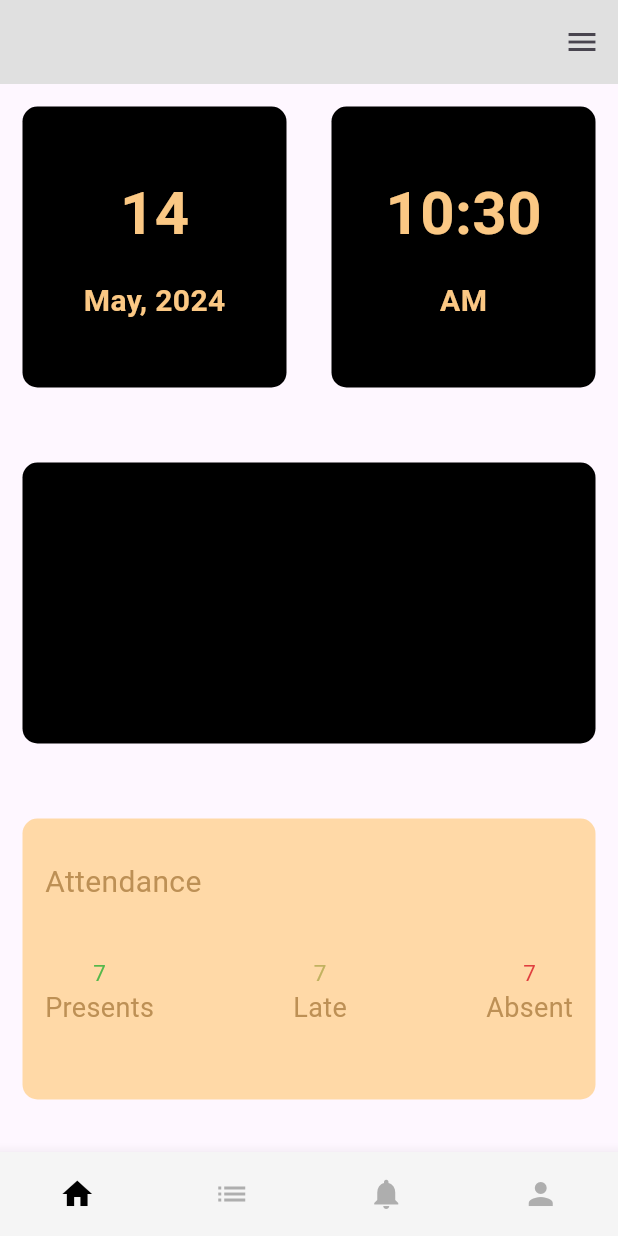
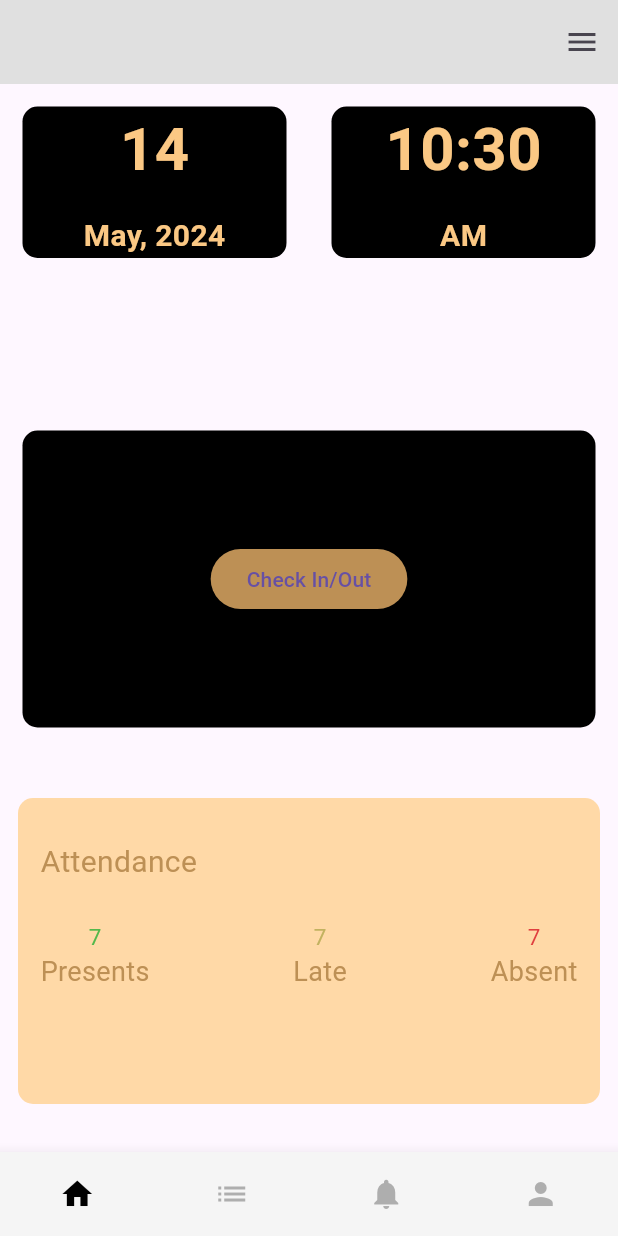
Before and after one commit to Amati98/2024-final-Attendance-project, a Flutter app: the screen it shows after launch, on a phone screen of 412 x 824 dp. Run offline on Flutter 3.47's test engine with Material 3 defaults, Android fonts, the phone set to English and light mode, and no system bars; our stand-ins replace device_preview, get.

Commit message:
checked in and out

```diff
--- a/lib/screens/home_page.dart
+++ b/lib/screens/home_page.dart
@@ -11,12 +11,30 @@ class HomePage extends StatefulWidget {
 }
 
 class _HomePageState extends State<HomePage> {
+  bool onCheckingInOut = false;
   DateTime now = DateTime.now();
 
   // Format time in 12-hour format
   late String formattedTime;
   late String formattedDate;
   late String formattedMonthYear;
+
+    // TextEditingController for TextField
+  late TextEditingController textFieldController;
+
+    @override
+  void initState() {
+    super.initState();
+    // Initialize the controller with a default value
+    textFieldController = TextEditingController(text: 'Your default value');
+  }
+
+    @override
+  void dispose() {
+    // Dispose the controller when it's no longer needed
+    textFieldController.dispose();
+    super.dispose();
+  }
 
   @override
   Widget build(BuildContext context) {
@@ -27,8 +45,7 @@ class _HomePageState extends State<HomePage> {
     return Scaffold(
       body: Column(
         children: [
-          Expanded(
-            child: Row(
+          Row(
             children: [
               //1st row in column
               Expanded(
@@ -82,40 +99,85 @@ class _HomePageState extends State<HomePage> {
               ),
             ],
           ),
+          const SizedBox(height: 5,),
+         Row(
+           mainAxisAlignment: MainAxisAlignment.spaceAround,
+           children: [
+             Visibility(
+               visible: onCheckingInOut,
+               child: ElevatedButton(
+                 style: ElevatedButton.styleFrom(
+                   primary: Color.fromARGB(255, 33, 156, 55), // Background color
                  ),
-
+                 onPressed: () {
+                   // Handle Check In button press
+                 },
+                 child: Text('CheckIn'),
+               ),
+             ),
+             Visibility(
+               visible: onCheckingInOut,
+               child: ElevatedButton(
+                 style: ElevatedButton.styleFrom(
+                   primary: Color(0xffBD9055), // Background color
+                 ),
+                 onPressed: () {
+                   // Handle Check Out button press
+                 },
+                 child: Text('CheckOut'),
+               ),
+             ),
+           ],
+         ),
           //second column check in/out
           const SizedBox(
-            height: 20,
+            height: 80,
           ),
-          Expanded(
+           buildCheckedWidget("Checked In",  const Color(0xff54B84B)),
+           buildCheckedWidget("Checked Out",  const Color(0xffBD9055)),
+          Visibility(
+            visible: !onCheckingInOut,
+            child: Expanded(
               child: Container(
                 margin: const EdgeInsets.all(15.0),
                 decoration: BoxDecoration(
                   color: Colors.black,
                   borderRadius: BorderRadius.circular(10),
                 ),
-              // child: ElevatedButton(
-              //   style: const ButtonStyle(),
-              //   onPressed: () {},
-              //   child: const Text('Check In/Out'),
-              // ),
+                child: Center(
+                  child: ElevatedButton(
+                    style: ElevatedButton.styleFrom(
+                        primary: Color(0xffBD9055) // Background color
+                        ),
+                    onPressed: () {
+                      setState(() {
+                        onCheckingInOut = true;
+                      });
+                    },
+                    child: Text('Check In/Out'),
                   ),
                 ),
+              ),
+            ),
+          ),
+
           const SizedBox(
             height: 20,
           ),
 
           //third Column attendance
-          Expanded(
+          Visibility(
+            visible: !onCheckingInOut,
+            child: Expanded(
               child: Container(
-              margin: const EdgeInsets.all(15.0),
+                margin: const EdgeInsets.all(12.0),
                 padding: const EdgeInsets.fromLTRB(15, 28, 15, 28),
                 decoration: BoxDecoration(
                   color: const Color(0xffFFD9A7),
                   borderRadius: BorderRadius.circular(10),
                 ),
-              child: const Column(
+                child: const SingleChildScrollView(
+                  child: Column(
                     children: [
                       Align(
                         alignment: Alignment.topLeft,
@@ -128,7 +190,7 @@ class _HomePageState extends State<HomePage> {
                         ),
                       ),
                       SizedBox(
-                    height: 35,
+                        height: 25,
                       ),
                       Row(
                         mainAxisAlignment: MainAxisAlignment.spaceBetween,
@@ -180,6 +242,8 @@ class _HomePageState extends State<HomePage> {
                   ),
                 ),
               ),
+            ),
+          ),
           const SizedBox(
             height: 20,
           ),
@@ -187,4 +251,56 @@ class _HomePageState extends State<HomePage> {
       ),
     );
   }
+  Widget buildCheckedWidget(String text, Color color) {
+    return Visibility(
+      visible: onCheckingInOut,
+      child: Container(
+        padding: const EdgeInsets.all(16.0),
+        margin: const EdgeInsets.only(left: 40),
+        child: Column(
+          mainAxisAlignment: MainAxisAlignment.center,
+          children: [
+            Row(
+              children: [
+                SizedBox(
+                  width: 140,
+                  height: 30,
+                  child: Container(
+                    padding: const EdgeInsets.all(5.0),
+                    color: color,
+                    child: Text(
+                      text,
+                      style: const TextStyle(
+                        fontSize: 18.0,
+                        fontWeight: FontWeight.bold,
+                        color: Colors.white,
+                      ),
+                    ),
+                  ),
+                ),
+                const SizedBox(width: 16.0),
+                SizedBox(
+                  width: 120,
+                  height: 40,
+                  child: Container(
+                    padding: const EdgeInsets.symmetric(horizontal: 5.0),
+                    decoration: BoxDecoration(
+                      color: Colors.white,
+                      borderRadius: BorderRadius.circular(5.0),
+                    ),
+                    child: const TextField(
+                      decoration: InputDecoration(
+                        border: InputBorder.none,
+                        hintText: 'Enter',
+                      ),
+                    ),
+                  ),
+                ),
+              ],
+            ),
+          ],
+        ),
+      ),
+    );
   }
+}
```
Also changed, not shown: lib/screens/dashboard_screen.dart (+34 -1 lines), 9 other files. Lines whose indentation alone changed are shown as unchanged.
